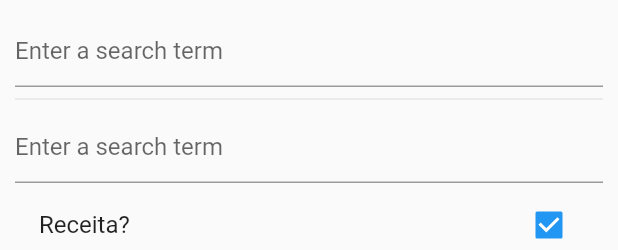
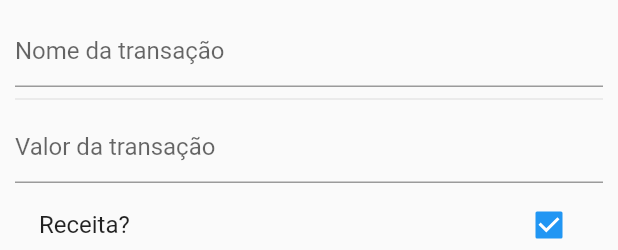
Before and after one commit to Everton10info/Caixa-Pessoal, a Flutter app: the DialogFrom widget shown alone on an empty page, opened directly, after a tap on "Receita?", on a phone screen of 412 x 824 dp. Shown: the top 250 px of the screen. Run offline on Flutter 3.47's test engine with Material 2 defaults, Android fonts, the phone set to English and light mode, and no system bars; our stand-ins replace get.

```diff
--- a/lib/componets/dialogForm.dart
+++ b/lib/componets/dialogForm.dart
@@ -24,15 +24,16 @@ class DialogFrom extends StatelessWidget {
                 controller: controllerName,
                 decoration: InputDecoration(
                   border: UnderlineInputBorder(),
-                  hintText: 'Enter a search term',
+                  hintText: 'Nome da transação',
                 ),
               ),
               Divider(),
               TextFormField(
+                keyboardType: TextInputType.numberWithOptions(decimal: true),
                 controller: controllerValue,
                 decoration: InputDecoration(
                   border: UnderlineInputBorder(),
-                  hintText: 'Enter a search term',
+                  hintText: 'Valor da transação',
                 ),
               ),
               CheckboxListTile(
@@ -44,7 +45,7 @@ class DialogFrom extends StatelessWidget {
                   listTrController.despesa.value =false ;
                   if (listTrController.receita == true) {
                     transaction.typeTransaction = 'input';
-                  }
+                  }else{transaction.typeTransaction ='';}
                 },
               ),
               CheckboxListTile(
@@ -56,7 +57,7 @@ class DialogFrom extends StatelessWidget {
                   listTrController.receita.value= false ;
                   if (listTrController.despesa == true) {
                     transaction.typeTransaction = 'output';
-                  }
+                  }else{transaction.typeTransaction ='';}
                 },
               ),
               TextButton.icon(
```
Also changed, not shown: lib/views/list_transaction_all.dart (+12 -5 lines).
